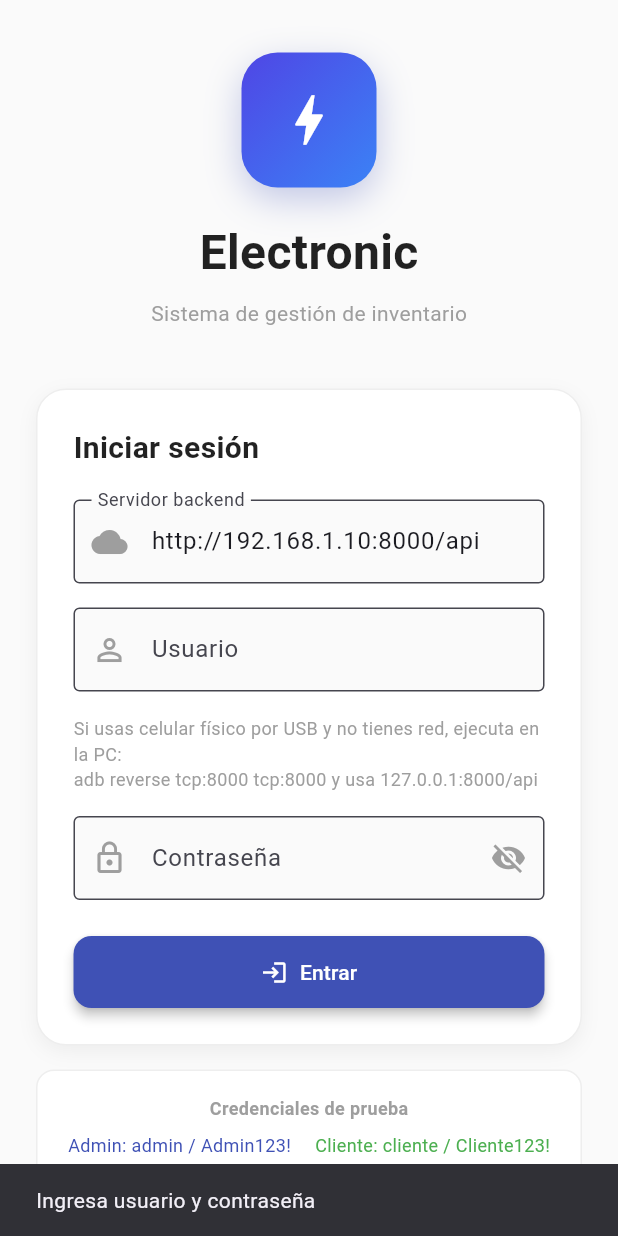
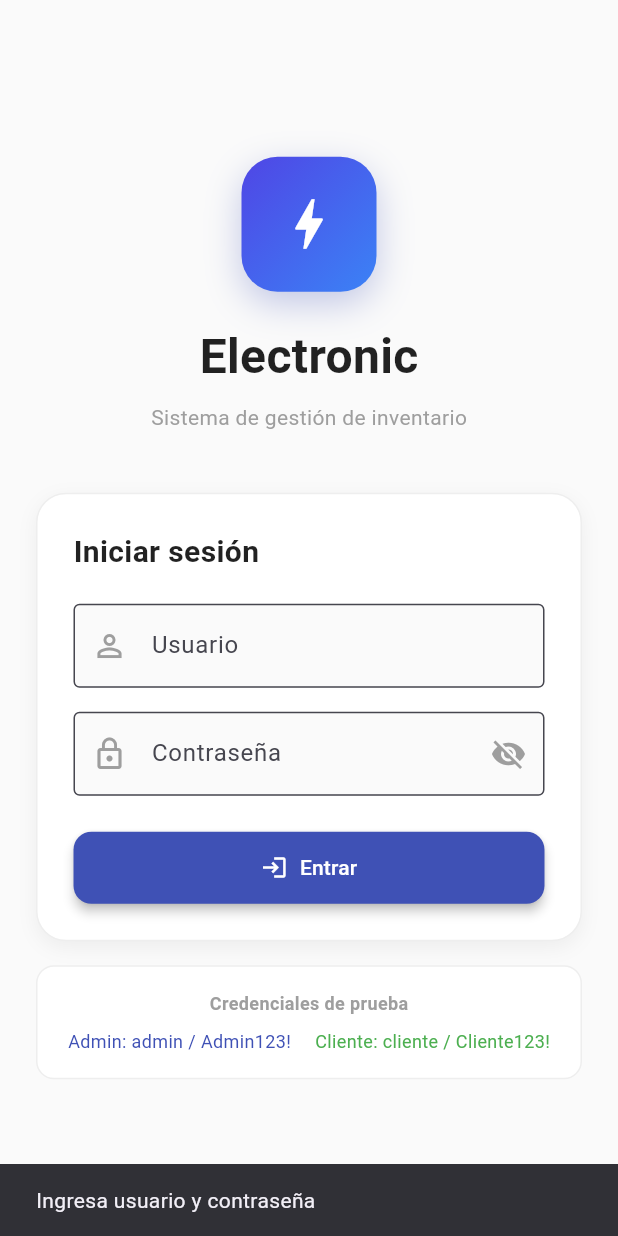
Before and after one commit to builian12/Electronic, a Flutter app: the screen it shows after launch, after a tap on "Entrar", on a phone screen of 412 x 824 dp. Run offline on Flutter 3.47's test engine with Material 3 defaults, Android fonts, the phone set to English and light mode, and no system bars; our stand-ins replace shared_preferences; network calls fail.

Commit message:
fix: mobile login local backend discovery

```diff
--- a/mobile/lib/screens/login_screen.dart
+++ b/mobile/lib/screens/login_screen.dart
@@ -11,32 +11,12 @@ class LoginScreen extends StatefulWidget {
 }
 
 class _LoginScreenState extends State<LoginScreen> {
-  final _serverController =
-      TextEditingController(text: 'http://192.168.1.10:8000/api');
   final _usernameController = TextEditingController();
   final _passwordController = TextEditingController();
   bool _loading = false;
   bool _obscure = true;
 
-  @override
-  void initState() {
-    super.initState();
-    _loadSavedServerUrl();
-  }
-
-  Future<void> _loadSavedServerUrl() async {
-    final savedUrl = await SessionService.getServerUrl();
-    if (savedUrl != null && savedUrl.isNotEmpty) {
-      _serverController.text = savedUrl;
-      ApiService.setBaseUrl(savedUrl);
-    }
-  }
-
   Future<void> _login() async {
-    final serverUrl = _serverController.text.trim();
-    if (serverUrl.isNotEmpty) {
-      ApiService.setBaseUrl(serverUrl);
-    }
     if (_usernameController.text.trim().isEmpty ||
         _passwordController.text.isEmpty) {
       ScaffoldMessenger.of(context).showSnackBar(
@@ -81,7 +61,6 @@ class _LoginScreenState extends State<LoginScreen> {
 
   @override
   void dispose() {
-    _serverController.dispose();
     _usernameController.dispose();
     _passwordController.dispose();
     super.dispose();
@@ -156,17 +135,6 @@ class _LoginScreenState extends State<LoginScreen> {
                     ),
                     const SizedBox(height: 20),
                     TextField(
-                      controller: _serverController,
-                      decoration: const InputDecoration(
-                        labelText: 'Servidor backend',
-                        hintText: 'http://192.168.1.10:8000/api',
-                        prefixIcon: Icon(Icons.cloud, color: Colors.grey),
-                        border: OutlineInputBorder(),
-                      ),
-                      textInputAction: TextInputAction.next,
-                    ),
-                    const SizedBox(height: 16),
-                    TextField(
                       controller: _usernameController,
                       decoration: const InputDecoration(
                         labelText: 'Usuario',
@@ -175,11 +143,6 @@ class _LoginScreenState extends State<LoginScreen> {
                         border: OutlineInputBorder(),
                       ),
                       textInputAction: TextInputAction.next,
-                    ),
-                    const SizedBox(height: 16),
-                    const Text(
-                      'Si usas celular físico por USB y no tienes red, ejecuta en la PC:\nadb reverse tcp:8000 tcp:8000 y usa 127.0.0.1:8000/api',
-                      style: TextStyle(fontSize: 12, color: Colors.grey),
                     ),
                     const SizedBox(height: 16),
                     TextField(
--- a/mobile/lib/services/api_service.dart
+++ b/mobile/lib/services/api_service.dart
@@ -1,11 +1,9 @@
 import 'dart:convert';
 import 'package:http/http.dart' as http;
-import 'session_service.dart';
 
 class ApiService {
-  // Usa varias rutas locales para funcionar en USB/dev y en la red del switch.
+  // Usa rutas locales estándar para que el móvil pueda conectarse al backend local.
   static const List<String> _baseUrls = [
-    'http://192.168.1.10:8000/api',
     'http://127.0.0.1:8000/api',
     'http://localhost:8000/api',
     'http://10.0.2.2:8000/api',
@@ -14,68 +12,32 @@ class ApiService {
   static String? _resolvedBaseUrl;
   static const Duration _timeout = Duration(seconds: 10);
 
-  static Future<void> _ensureBaseUrl() async {
-    if (_resolvedBaseUrl != null && _resolvedBaseUrl!.isNotEmpty) return;
-    final savedUrl = await SessionService.getServerUrl();
-    if (savedUrl != null && savedUrl.isNotEmpty) {
-      final normalized = _normalizeBaseUrl(savedUrl);
-      if (normalized.isNotEmpty) {
-        _resolvedBaseUrl = normalized;
-        return;
-      }
-    }
-  }
-
-  static void setBaseUrl(String url) {
-    _resolvedBaseUrl = _normalizeBaseUrl(url);
-  }
-
-  static String _normalizeBaseUrl(String url) {
-    var normalized = url.trim();
-    if (normalized.isEmpty) return '';
-    if (!normalized.startsWith('http://') && !normalized.startsWith('https://')) {
-      normalized = 'http://$normalized';
-    }
-    if (normalized.endsWith('/')) {
-      normalized = normalized.substring(0, normalized.length - 1);
-    }
-    if (!normalized.endsWith('/api')) {
-      normalized = '$normalized/api';
-    }
-    return normalized;
-  }
-
   /// Resultado del login con información detallada del error.
   static Future<LoginResult> login(String username, String password) async {
     final payload = jsonEncode({'username': username, 'password': password});
     final headers = {'Content-Type': 'application/json'};
-    await _ensureBaseUrl();
 
     try {
       final response = await _post('/token/', payload, headers: headers);
-      final result = _parseLoginResponse(response);
-      if (result.success && _resolvedBaseUrl != null) {
-        await SessionService.saveServerUrl(_resolvedBaseUrl!);
+      if (response.statusCode == 404) {
+        final fallbackResponse =
+            await _post('/login/', payload, headers: headers);
+        return _parseLoginResponse(fallbackResponse);
       }
-      return result;
+      return _parseLoginResponse(response);
     } catch (_) {
       try {
         final response = await _post('/login/', payload, headers: headers);
-        final result = _parseLoginResponse(response);
-        if (result.success && _resolvedBaseUrl != null) {
-          await SessionService.saveServerUrl(_resolvedBaseUrl!);
-        }
-        return result;
+        return _parseLoginResponse(response);
       } catch (error) {
         return LoginResult.error(
-          'No se pudo conectar al servidor. Verifica la IP/host, la red local o usa ADB reverse si el dispositivo está por USB.',
+          'No se pudo conectar al servidor. Verifica la red local o usa ADB reverse si el dispositivo está por USB.',
         );
       }
     }
   }
 
   static Future<List<dynamic>> fetchProductos(String token) async {
-    await _ensureBaseUrl();
     try {
       final response = await _get('/productos/', token);
       if (response.statusCode == 200) {
@@ -88,7 +50,6 @@ class ApiService {
   }
 
   static Future<List<dynamic>> fetchCategorias(String token) async {
-    await _ensureBaseUrl();
     try {
       final response = await _get('/categorias/', token);
       if (response.statusCode == 200) {
@@ -101,7 +62,6 @@ class ApiService {
   }
 
   static Future<List<dynamic>> fetchVentas(String token) async {
-    await _ensureBaseUrl();
     try {
       final response = await _get('/ventas/', token);
       if (response.statusCode == 200) {
@@ -119,7 +79,6 @@ class ApiService {
     String estado,
     List<Map<String, dynamic>> detalles,
   ) async {
-    await _ensureBaseUrl();
     try {
       final response = await _post(
         '/ventas/',
@@ -140,7 +99,6 @@ class ApiService {
   }
 
   static Future<List<dynamic>> fetchProveedores(String token) async {
-    await _ensureBaseUrl();
     try {
       final response = await _get('/proveedores/', token);
       if (response.statusCode == 200) {
```
